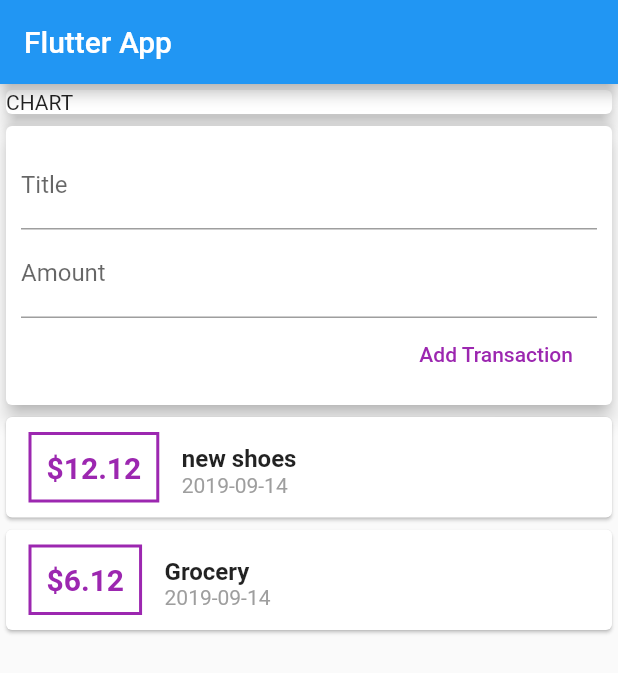
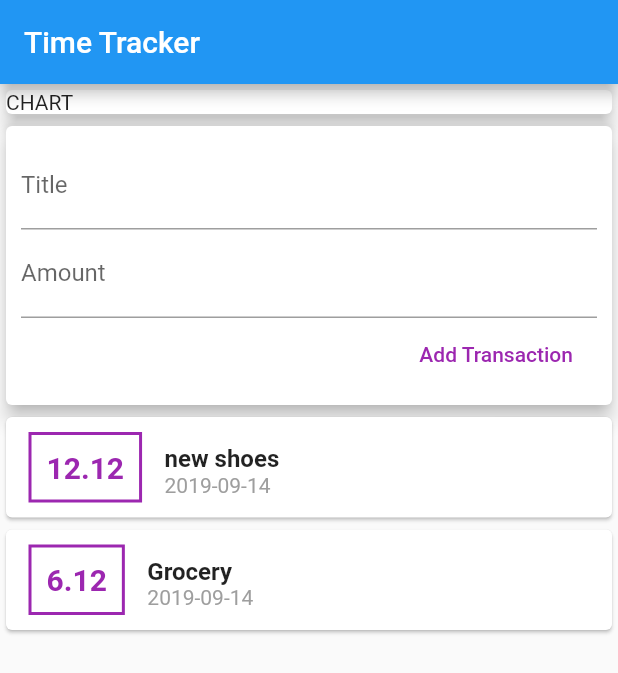
Before and after one commit to snarksliveshere/spendings, a Flutter app: the screen it shows after launch, on a phone screen of 412 x 824 dp. Shown: the top 673 px of the screen. Run offline on Flutter 3.47's test engine with Material 2 defaults, Android fonts, the phone set to English and light mode, and no system bars.

```diff
--- a/lib/main.dart
+++ b/lib/main.dart
@@ -1,6 +1,6 @@
 import 'package:flutter/material.dart';
 
-import './transaction.dart';
+import './widgets/user_transactions.dart';
 
 void main() => runApp(MyApp());
 
@@ -8,24 +8,18 @@ class MyApp extends StatelessWidget {
   @override
   Widget build(BuildContext context) {
     return MaterialApp(
-      title: 'Flutter App',
+      title: 'Time Tracker',
       home: MyHomePage(),
     );
   }
 }
 
 class MyHomePage extends StatelessWidget {
-  final List<Transaction> transactions = [
-    Transaction(
-        id: 't1', title: 'new shoes', amount: 12.12, date: DateTime.now()),
-    Transaction(id: 't2', title: 'Grocery', amount: 6.12, date: DateTime.now()),
-  ];
-
   @override
   Widget build(BuildContext context) {
     return Scaffold(
       appBar: AppBar(
-        title: Text('Flutter App'),
+        title: Text('Time Tracker'),
       ),
       body: Column(
         crossAxisAlignment: CrossAxisAlignment.stretch,
@@ -37,81 +31,7 @@ class MyHomePage extends StatelessWidget {
               elevation: 5,
             ),
           ),
-          Card(
-            elevation: 5.0,
-            child: Container(
-              padding: EdgeInsets.all(10.0),
-              child: Column(
-                crossAxisAlignment: CrossAxisAlignment.end,
-                children: <Widget>[
-                  TextField(
-                    cursorColor: Colors.purple,
-                    decoration: InputDecoration(labelText: 'Title'),
-                  ),
-                  TextField(
-                    decoration: InputDecoration(labelText: 'Amount'),
-                  ),
-                  FlatButton(
-                    onPressed: () => {},
-                    textColor: Colors.purple,
-                    child: Text('Add Transaction'),
-                  )
-                ],
-              ),
-            ),
-          ),
-          Column(
-            children: transactions.map((tx) {
-              return Card(
-                child: Row(
-//                  crossAxisAlignment: CrossAxisAlignment.start,
-                  children: <Widget>[
-                    Container(
-                      child: Text(
-                        '\$${tx.amount}',
-                        style: TextStyle(
-                            fontWeight: FontWeight.bold,
-                            fontSize: 20.0,
-                            color: Colors.purple),
-                      ),
-                      margin: EdgeInsets.symmetric(
-                        vertical: 10,
-                        horizontal: 15,
-                      ),
-                      decoration: BoxDecoration(
-                        border: Border.all(
-                          color: Colors.purple,
-                          width: 2,
-                        ),
-                      ),
-                      padding: EdgeInsets.all(10),
-                    ),
-                    Column(
-                      crossAxisAlignment: CrossAxisAlignment.start,
-                      children: <Widget>[
-                        Container(
-                          margin: EdgeInsets.only(top: 5),
-                        ),
-                        Text(
-                          tx.title,
-                          style: TextStyle(
-                            fontWeight: FontWeight.bold,
-                            fontSize: 16,
-                          ),
-                        ),
-                        Text(
-                          tx.dateFormatDashYMD,
-                          style: TextStyle(
-                            color: Colors.grey,
-                          ),
-                        ),
-                      ],
-                    ),
-                  ],
-                ),
-              );
-            }).toList(),
-          ),
+          UserTransactions(),
         ],
       ),
     );
--- /dev/null
+++ b/lib/widgets/new_transaction.dart
@@ -0,0 +1,35 @@
+import 'package:flutter/material.dart';
+
+class NewTransaction extends StatelessWidget {
+  final titleController = TextEditingController();
+  final amountController = TextEditingController();
+
+  @override
+  Widget build(BuildContext context) {
+    return Card(
+      elevation: 5.0,
+      child: Container(
+        padding: EdgeInsets.all(10.0),
+        child: Column(
+          crossAxisAlignment: CrossAxisAlignment.end,
+          children: <Widget>[
+            TextField(
+              cursorColor: Colors.purple,
+              decoration: InputDecoration(labelText: 'Title'),
+              controller: this.titleController,
+            ),
+            TextField(
+              decoration: InputDecoration(labelText: 'Amount'),
+              controller: amountController,
+            ),
+            FlatButton(
+              onPressed: () {},
+              textColor: Colors.purple,
+              child: Text('Add Transaction'),
+            )
+          ],
+        ),
+      ),
+    );
+  }
+}
--- /dev/null
+++ b/lib/widgets/transaction_list.dart
@@ -0,0 +1,64 @@
+import 'package:flutter/material.dart';
+
+import '../models/transaction.dart';
+
+class TransactionList extends StatelessWidget {
+  final List<Transaction> _transactions;
+
+  TransactionList(this._transactions);
+
+  @override
+  Widget build(BuildContext context) {
+    return Column(
+      children: _transactions.map((tx) {
+        return Card(
+          child: Row(
+            children: <Widget>[
+              Container(
+                child: Text(
+                  '${tx.amount}',
+                  style: TextStyle(
+                      fontWeight: FontWeight.bold,
+                      fontSize: 20.0,
+                      color: Colors.purple),
+                ),
+                margin: EdgeInsets.symmetric(
+                  vertical: 10,
+                  horizontal: 15,
+                ),
+                decoration: BoxDecoration(
+                  border: Border.all(
+                    color: Colors.purple,
+                    width: 2,
+                  ),
+                ),
+                padding: EdgeInsets.all(10),
+              ),
+              Column(
+                crossAxisAlignment: CrossAxisAlignment.start,
+                children: <Widget>[
+                  Container(
+                    margin: EdgeInsets.only(top: 5),
+                  ),
+                  Text(
+                    tx.title,
+                    style: TextStyle(
+                      fontWeight: FontWeight.bold,
+                      fontSize: 16,
+                    ),
+                  ),
+                  Text(
+                    tx.dateFormatDashYMD,
+                    style: TextStyle(
+                      color: Colors.grey,
+                    ),
+                  ),
+                ],
+              ),
+            ],
+          ),
+        );
+      }).toList(),
+    );
+  }
+}
--- /dev/null
+++ b/lib/widgets/user_transactions.dart
@@ -0,0 +1,41 @@
+import 'package:flutter/material.dart';
+
+import '../models/transaction.dart';
+import './new_transaction.dart';
+import './transaction_list.dart';
+
+class UserTransactions extends StatefulWidget {
+  @override
+  _UserTransactionsState createState() => _UserTransactionsState();
+}
+
+class _UserTransactionsState extends State<UserTransactions> {
+  final List<Transaction> _transactions = [
+    Transaction(
+        id: 't1', title: 'new shoes', amount: 12.12, date: DateTime.now()),
+    Transaction(id: 't2', title: 'Grocery', amount: 6.12, date: DateTime.now()),
+  ];
+
+  @override
+  Widget build(BuildContext context) {
+    return Column(
+      children: <Widget>[
+        NewTransaction(),
+        TransactionList(_transactions),
+      ],
+    );
+  }
+
+  void _addNewTransaction(String title, double amount) {
+    final newTx = Transaction(
+        title: title,
+        amount: amount,
+        date: DateTime.now(),
+        id: DateTime.now().toString(),
+    );
+
+    setState(() {
+      _transactions.add(newTx);
+    });
+  }
+}
```
Also changed, not shown: lib/models/transaction.dart (renamed from lib/transaction.dart).
